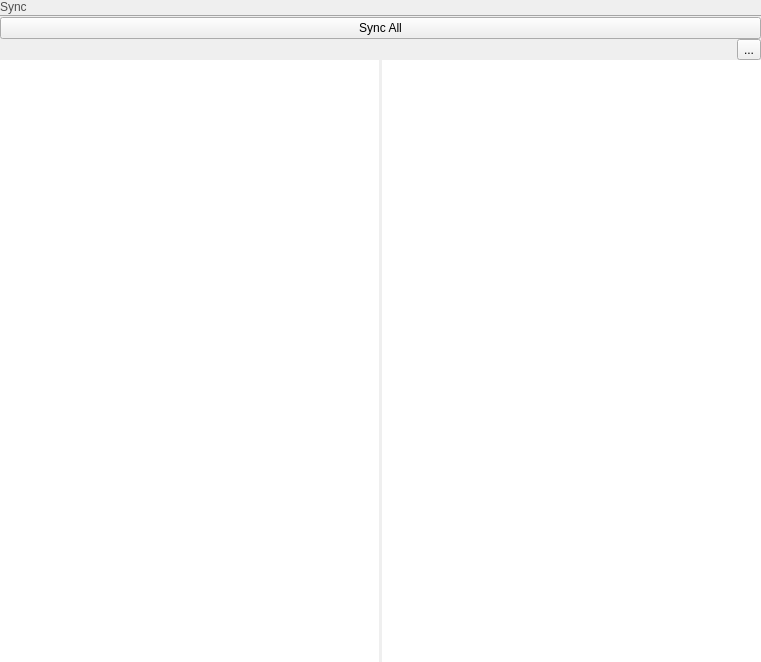
First picture: the form in src/roam/ui_sync.ui, repository roam-qgis/Roam, before the edit.
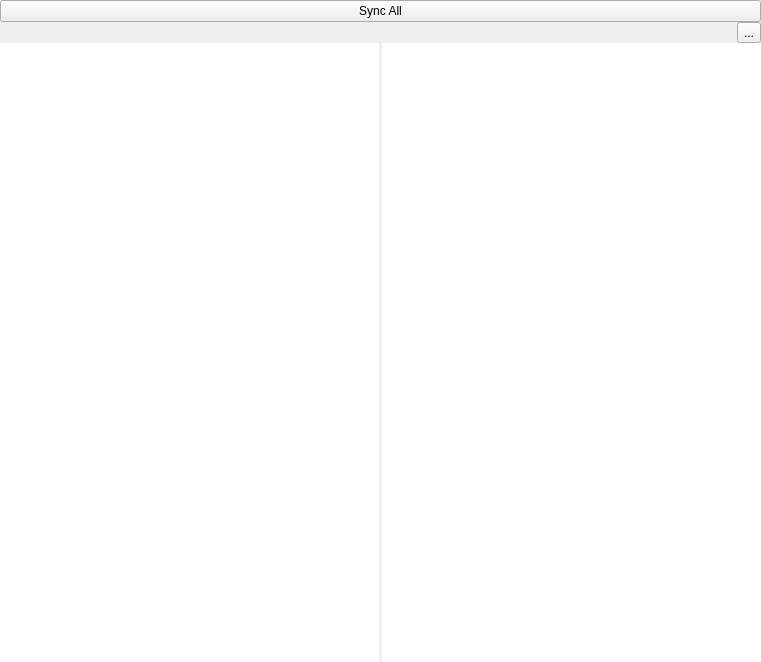
Second picture: the form after the edit. Icons and pictures are not drawn.

Commit message: Remove title label

```diff
--- a/src/roam/ui_sync.ui
+++ b/src/roam/ui_sync.ui
@@ -23,39 +23,6 @@
    <property name="margin">
     <number>0</number>
    </property>
-   <item>
-    <widget class="QLabel" name="settingsLabel_2">
-     <property name="sizePolicy">
-      <sizepolicy hsizetype="MinimumExpanding" vsizetype="Fixed">
-       <horstretch>0</horstretch>
-       <verstretch>0</verstretch>
-      </sizepolicy>
-     </property>
-     <property name="styleSheet">
-      <string notr="true">	color: #4f4f4f;
-	font: 25pt &quot;Segoe UI&quot; ;</string>
-     </property>
-     <property name="text">
-      <string>Sync</string>
-     </property>
-    </widget>
-   </item>
-   <item>
-    <widget class="Line" name="line">
-     <property name="styleSheet">
-      <string notr="true">color: rgb(165, 165, 165);</string>
-     </property>
-     <property name="frameShadow">
-      <enum>QFrame::Plain</enum>
-     </property>
-     <property name="lineWidth">
-      <number>1</number>
-     </property>
-     <property name="orientation">
-      <enum>Qt::Horizontal</enum>
-     </property>
-    </widget>
-   </item>
    <item>
     <widget class="QPushButton" name="syncallButton">
      <property name="text">
```
The commit also changes 7 other files.
